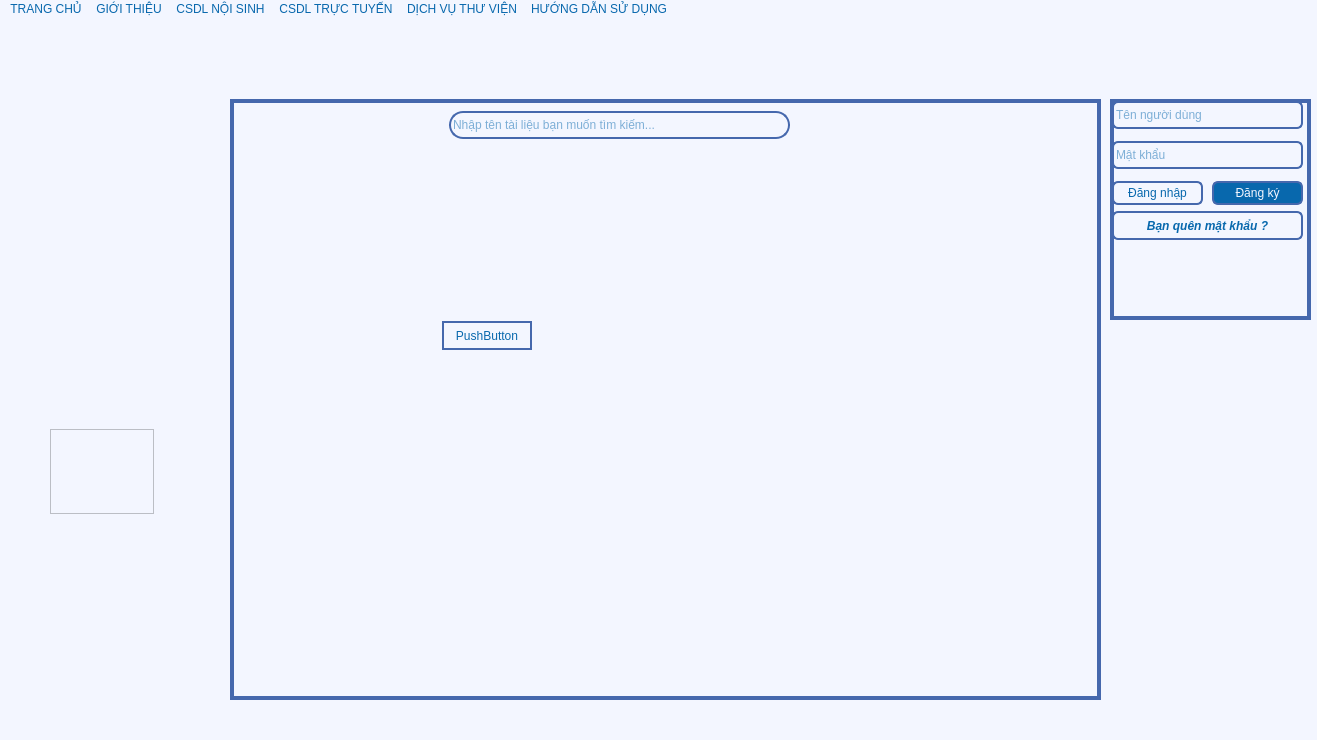
The window that pbl2.ui (thanhtrung411/PBL2_new) describes before a commit, drawn with Qt 5.
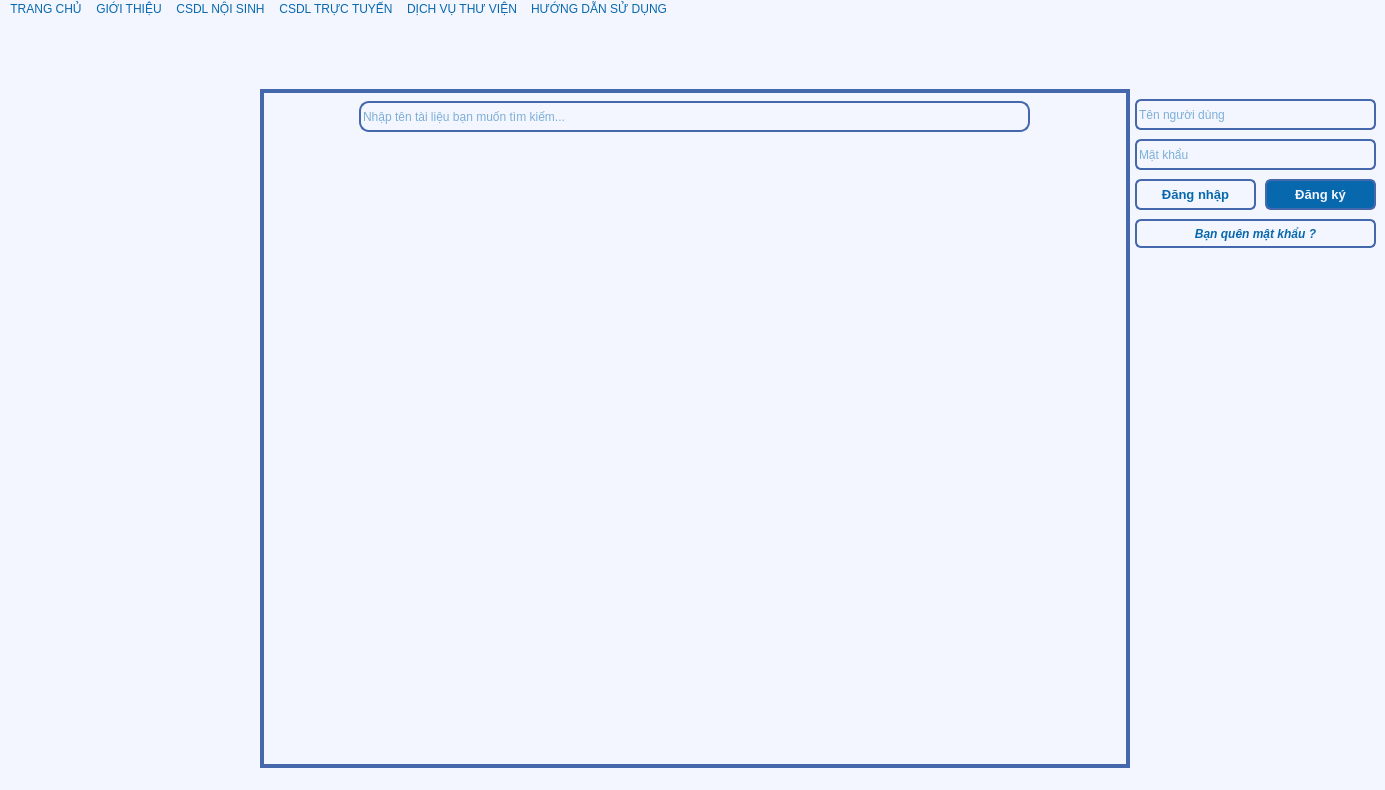
The same window after the commit. The open tabs and pages were chosen to show the change.

What changed in the file:
```diff
--- a/pbl2.ui
+++ b/pbl2.ui
@@ -6,10 +6,22 @@
    <rect>
     <x>0</x>
     <y>0</y>
-    <width>1317</width>
-    <height>740</height>
+    <width>1385</width>
+    <height>790</height>
    </rect>
   </property>
+  <property name="sizePolicy">
+   <sizepolicy hsizetype="Preferred" vsizetype="Preferred">
+    <horstretch>0</horstretch>
+    <verstretch>0</verstretch>
+   </sizepolicy>
+  </property>
+  <property name="maximumSize">
+   <size>
+    <width>1385</width>
+    <height>790</height>
+   </size>
+  </property>
   <property name="font">
    <font>
     <stylestrategy>PreferDefault</stylestrategy>
@@ -22,17 +34,63 @@
    <bool>false</bool>
   </property>
   <property name="styleSheet">
-   <string notr="true">QWidget { background: rgb(243, 246, 255);color: rgb(8, 104, 173)}</string>
+   <string notr="true">QWidget { background: rgb(243, 246, 255);color: rgb(8, 104, 173);selection-color:#0078d7}
+</string>
   </property>
   <widget class="QWidget" name="centralwidget">
+   <property name="sizePolicy">
+    <sizepolicy hsizetype="Preferred" vsizetype="Preferred">
+     <horstretch>0</horstretch>
+     <verstretch>0</verstretch>
+    </sizepolicy>
+   </property>
+   <layout class="QHBoxLayout" name="horizontalLayout" stretch="0,1,0">
+    <property name="spacing">
+     <number>5</number>
+    </property>
+    <property name="sizeConstraint">
+     <enum>QLayout::SizeConstraint::SetDefaultConstraint</enum>
+    </property>
+    <property name="leftMargin">
+     <number>5</number>
+    </property>
+    <property name="topMargin">
+     <number>70</number>
+    </property>
+    <property name="rightMargin">
+     <number>5</number>
+    </property>
+    <property name="bottomMargin">
+     <number>0</number>
+    </property>
+    <item>
+     <widget class="QStackedWidget" name="stackedWidget">
+      <property name="sizePolicy">
+       <sizepolicy hsizetype="Fixed" vsizetype="Preferred">
+        <horstretch>0</horstretch>
+        <verstretch>0</verstretch>
+       </sizepolicy>
+      </property>
+      <property name="minimumSize">
+       <size>
+        <width>250</width>
+        <height>0</height>
+       </size>
+      </property>
+      <property name="styleSheet">
+       <string notr="true"/>
+      </property>
+      <widget class="QWidget" name="page_4"/>
+      <widget class="QWidget" name="page_5"/>
+     </widget>
+    </item>
+    <item>
    <widget class="QStackedWidget" name="vung_hien_thi">
-    <property name="geometry">
-     <rect>
-      <x>230</x>
-      <y>80</y>
-      <width>871</width>
-      <height>601</height>
-     </rect>
+      <property name="sizePolicy">
+       <sizepolicy hsizetype="Expanding" vsizetype="Preferred">
+        <horstretch>0</horstretch>
+        <verstretch>0</verstretch>
+       </sizepolicy>
     </property>
     <property name="styleSheet">
      <string notr="true">
@@ -44,33 +102,28 @@
      <number>0</number>
     </property>
     <widget class="QWidget" name="trang_chu">
-     <widget class="QPushButton" name="pushButton">
-      <property name="geometry">
-       <rect>
-        <x>210</x>
-        <y>220</y>
-        <width>90</width>
-        <height>29</height>
-       </rect>
-      </property>
-      <property name="text">
-       <string>PushButton</string>
-      </property>
-     </widget>
      <widget class="QLineEdit" name="search_input">
       <property name="geometry">
        <rect>
-        <x>217</x>
+          <x>97</x>
         <y>10</y>
-        <width>341</width>
-        <height>28</height>
-       </rect>
-      </property>
+          <width>671</width>
+          <height>31</height>
+         </rect>
+        </property>
+        <property name="font">
+         <font>
+          <family>Segoe UI</family>
+          <pointsize>9</pointsize>
+          <bold>false</bold>
+         </font>
+        </property>
       <property name="styleSheet">
        <string notr="true">  background: rgb(243, 246, 255);
   color: rgb(8, 104, 173);
   border: 2px solid rgb(69, 104, 173);
-  border-radius: 14px;
+  border-radius: 10px;
+  selection-color: rgb(13, 13, 13);
 </string>
       </property>
       <property name="placeholderText">
@@ -80,17 +133,26 @@
     </widget>
     <widget class="QWidget" name="page_2"/>
    </widget>
+    </item>
+    <item>
    <widget class="QStackedWidget" name="info">
-    <property name="geometry">
-     <rect>
-      <x>1110</x>
-      <y>80</y>
-      <width>201</width>
-      <height>221</height>
-     </rect>
+      <property name="sizePolicy">
+       <sizepolicy hsizetype="Fixed" vsizetype="Preferred">
+        <horstretch>0</horstretch>
+        <verstretch>0</verstretch>
+       </sizepolicy>
+      </property>
+      <property name="minimumSize">
+       <size>
+        <width>245</width>
+        <height>0</height>
+       </size>
+      </property>
+      <property name="layoutDirection">
+       <enum>Qt::LayoutDirection::LeftToRight</enum>
     </property>
     <property name="styleSheet">
-     <string notr="true">  border: 2px solid rgb(69, 104, 173);</string>
+       <string notr="true"/>
     </property>
     <property name="currentIndex">
      <number>1</number>
@@ -103,8 +165,8 @@
       <property name="geometry">
        <rect>
         <x>0</x>
-        <y>110</y>
-        <width>191</width>
+          <y>130</y>
+          <width>241</width>
         <height>29</height>
        </rect>
       </property>
@@ -127,6 +189,10 @@
   color: rgb(8, 104, 173);
   border: 2px solid rgb(69, 104, 173);
   border-radius: 6px;
+}
+QPushButton:hover {
+  background-color:rgb(69, 104, 173); 
+  color: rgb(243, 246, 255);
 }</string>
       </property>
       <property name="text">
@@ -140,11 +206,17 @@
       <property name="geometry">
        <rect>
         <x>0</x>
-        <y>40</y>
-        <width>191</width>
-        <height>28</height>
-       </rect>
-      </property>
+          <y>50</y>
+          <width>241</width>
+          <height>31</height>
+         </rect>
+        </property>
+        <property name="font">
+         <font>
+          <pointsize>9</pointsize>
+          <bold>false</bold>
+         </font>
+        </property>
       <property name="accessibleName">
        <string/>
       </property>
@@ -176,11 +248,18 @@
       <property name="geometry">
        <rect>
         <x>0</x>
-        <y>0</y>
-        <width>191</width>
-        <height>28</height>
-       </rect>
-      </property>
+          <y>10</y>
+          <width>241</width>
+          <height>31</height>
+         </rect>
+        </property>
+        <property name="font">
+         <font>
+          <family>Segoe UI</family>
+          <pointsize>9</pointsize>
+          <bold>false</bold>
+         </font>
+        </property>
       <property name="accessibleName">
        <string/>
       </property>
@@ -208,12 +287,21 @@
      <widget class="QPushButton" name="dang_ky_button">
       <property name="geometry">
        <rect>
-        <x>100</x>
-        <y>80</y>
-        <width>91</width>
-        <height>24</height>
-       </rect>
-      </property>
+          <x>130</x>
+          <y>90</y>
+          <width>111</width>
+          <height>31</height>
+         </rect>
+        </property>
+        <property name="font">
+         <font>
+          <pointsize>10</pointsize>
+          <bold>true</bold>
+         </font>
+        </property>
+        <property name="cursor">
+         <cursorShape>PointingHandCursor</cursorShape>
+        </property>
       <property name="styleSheet">
        <string notr="true">QPushButton {
   background:  rgb(8, 104, 173);
@@ -230,17 +318,30 @@
       <property name="geometry">
        <rect>
         <x>0</x>
-        <y>80</y>
-        <width>91</width>
-        <height>24</height>
-       </rect>
-      </property>
+          <y>90</y>
+          <width>121</width>
+          <height>31</height>
+         </rect>
+        </property>
+        <property name="font">
+         <font>
+          <pointsize>10</pointsize>
+          <bold>true</bold>
+         </font>
+        </property>
+        <property name="cursor">
+         <cursorShape>PointingHandCursor</cursorShape>
+        </property>
       <property name="styleSheet">
        <string notr="true">QPushButton {
   background: rgb(243, 246, 255);
   color: rgb(8, 104, 173);
   border: 2px solid rgb(69, 104, 173);
   border-radius: 6px;
+}
+QPushButton:hover {
+  background-color:rgb(69, 104, 173); 
+  color: rgb(243, 246, 255);
 }</string>
       </property>
       <property name="text">
@@ -324,23 +425,15 @@
      </widget>
     </widget>
    </widget>
-   <widget class="QPlainTextEdit" name="plainTextEdit">
-    <property name="geometry">
-     <rect>
-      <x>50</x>
-      <y>410</y>
-      <width>104</width>
-      <height>85</height>
-     </rect>
-    </property>
-   </widget>
+    </item>
+   </layout>
   </widget>
   <widget class="QMenuBar" name="menubar">
    <property name="geometry">
     <rect>
      <x>0</x>
      <y>0</y>
-     <width>1317</width>
+     <width>1385</width>
      <height>25</height>
     </rect>
    </property>
```
Left out of the diff: 24 changed lines with no effect on the pictures. Lines whose indentation alone changed are shown as unchanged.
